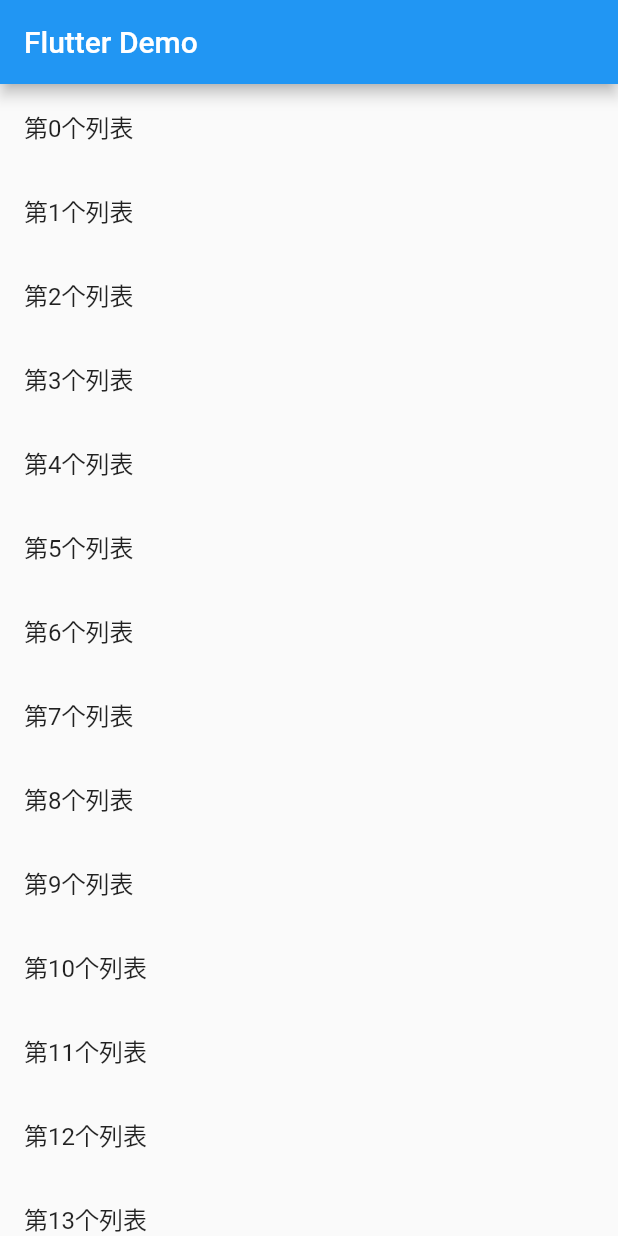
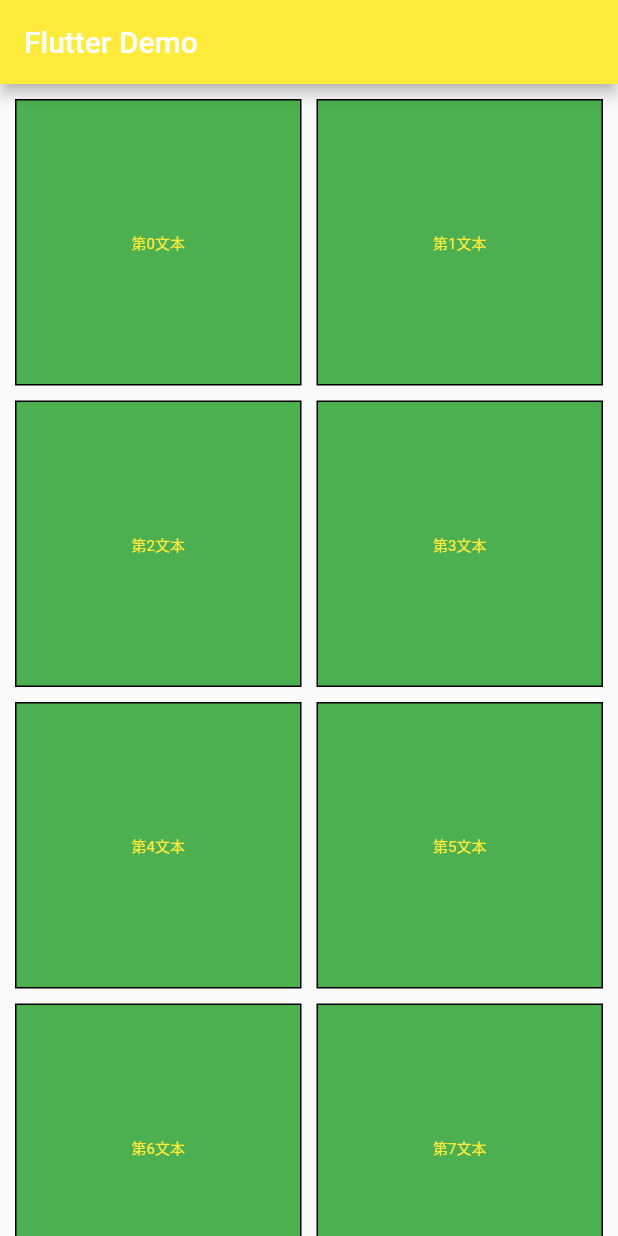
Before and after one commit to JoshuaYingWhatEgr/flutter_app, a Flutter app: the screen it shows after launch, on a phone screen of 412 x 824 dp. Run offline on Flutter 3.47's test engine with Material 2 defaults, Android fonts, the phone set to English and light mode, and no system bars.

Commit message:
grid_view.dart

```diff
--- a/lib/main.dart
+++ b/lib/main.dart
@@ -11,33 +11,42 @@ class MyApp extends StatelessWidget {
   Widget build(BuildContext context) {
     // TODO: implement build
     return MaterialApp(
-        theme: ThemeData(backgroundColor: Colors.white),
+        theme: ThemeData(appBarTheme:AppBarTheme(color:Colors.yellow)),
         home: Scaffold(
-            body: Flutter_list_builder(),
+            body: Flutter_gridview_builder(),
             appBar: AppBar(title: Text('Flutter Demo'))));
   }
 }
 
 /**
- * listview builder
+ * grideview count
  */
-class Flutter_list_builder extends StatelessWidget {
-  List list_data = [];
+class Flutter_gridview_builder extends StatelessWidget {
+  const Flutter_gridview_builder({Key? key}) : super(key: key);
 
-  Flutter_list_builder() {
-    for (var i = 0; i < 20; i++) {
-      list_data.add('第$i个列表');
-    }
+  Widget _listData(context, index) {
+    return Container(
+        alignment: Alignment.center,
+        child: Text(
+          '第$index文本',
+          style: TextStyle(color: Colors.yellow, fontSize: 10.0),
+        ),
+        decoration: BoxDecoration(
+            border: Border.all(color: Colors.black), color: Colors.green));
   }
 
   @override
   Widget build(BuildContext context) {
-    // TODO: implement build
-    return ListView.builder(
-      itemCount: list_data.length,
-      itemBuilder: (BuildContext context, int index) {
-        return ListTile(title: Text(list_data[index]));
-      },
+    // TODO: implement build]
+    return GridView.builder(
+      padding: EdgeInsets.all(10.0),
+      gridDelegate: SliverGridDelegateWithFixedCrossAxisCount(
+          crossAxisSpacing: 10,
+          mainAxisSpacing: 10,
+          crossAxisCount: 2
+      ),
+      itemBuilder: _listData,
+      itemCount: 10,
     );
   }
 }
```
Also changed, not shown: lib/main_grid_view_count.dart (added, +53 -0 lines), lib/main_list_builder.dart (added, +43 -0 lines).
